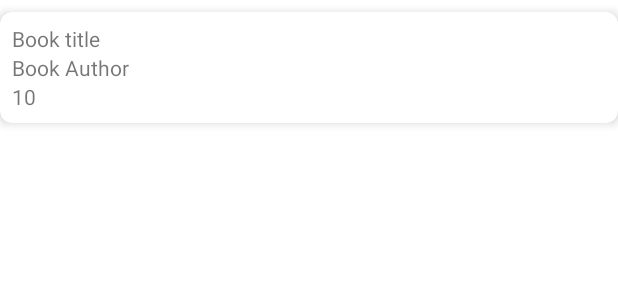
After one commit to Jankku/eino-android, an Android app: the layout item_book_list.xml on its own in the app's theme, with its tools: preview values and no code run, on a phone screen of 412 x 824 dp. The commit adds this screen. Shown: the top 300 px of the screen. Run offline under Robolectric (Android 15) with nearby library versions, the phone set to English and light mode, and no system bars.

Commit message:
feat: book list and book detail screens

```diff
--- a/app/src/main/java/com/jankku/eino/data/DataStoreManager.kt
+++ b/app/src/main/java/com/jankku/eino/data/DataStoreManager.kt
@@ -21,9 +21,9 @@ private val Context.dataStore by preferencesDataStore(DATASTORE_NAME)
 class DataStoreManager @Inject constructor(@ApplicationContext private val appContext: Context) {
     private val dataStore = appContext.dataStore
 
-    suspend fun getString(key: Preferences.Key<String>): String? {
+    suspend fun getString(key: Preferences.Key<String>): String {
         val preferences: Preferences = dataStore.data.first()
-        return preferences[key]
+        return preferences[key] ?: throw Exception("No value found")
     }
 
     suspend fun putString(key: Preferences.Key<String>, value: String) {
--- /dev/null
+++ b/app/src/main/res/layout/item_book_list.xml
@@ -0,0 +1,46 @@
+<?xml version="1.0" encoding="utf-8"?>
+
+
+<com.google.android.material.card.MaterialCardView xmlns:android="http://schemas.android.com/apk/res/android"
+    xmlns:app="http://schemas.android.com/apk/res-auto"
+    xmlns:tools="http://schemas.android.com/tools"
+    android:layout_width="match_parent"
+    android:layout_height="wrap_content"
+    android:layout_marginTop="@dimen/spacing_half"
+    app:cardCornerRadius="@dimen/card_corner_radius"
+    app:cardElevation="@dimen/card_elevation"
+    app:cardPreventCornerOverlap="false"
+    app:layout_constraintBottom_toBottomOf="parent"
+    app:layout_constraintEnd_toEndOf="parent"
+    app:layout_constraintStart_toStartOf="parent"
+    app:layout_constraintTop_toTopOf="parent">
+
+    <LinearLayout
+        android:id="@+id/llBookInfo"
+        android:layout_width="wrap_content"
+        android:layout_height="match_parent"
+        android:orientation="vertical"
+        android:padding="@dimen/spacing_half">
+
+        <TextView
+            android:id="@+id/tvBookTitle"
+            android:layout_width="match_parent"
+            android:layout_height="wrap_content"
+            tools:text="Book title" />
+
+        <TextView
+            android:id="@+id/tvBookAuthor"
+            android:layout_width="match_parent"
+            android:layout_height="wrap_content"
+            tools:text="Book Author" />
+
+        <TextView
+            android:id="@+id/tvBookScore"
+            android:layout_width="match_parent"
+            android:layout_height="wrap_content"
+            tools:text="10" />
+
+    </LinearLayout>
+
+
+</com.google.android.material.card.MaterialCardView>
--- a/app/src/main/res/values/dimens.xml
+++ b/app/src/main/res/values/dimens.xml
@@ -10,6 +10,6 @@
     <dimen name="spacing_3x">48dp</dimen>
     <dimen name="spacing_4x">64dp</dimen>
 
-    <dimen name="card_corner_radius">0dp</dimen>
-    <dimen name="card_elevation">0dp</dimen>
+    <dimen name="card_corner_radius">8dp</dimen>
+    <dimen name="card_elevation">4dp</dimen>
 </resources>
--- /dev/null
+++ b/app/src/main/res/values/ints.xml
@@ -0,0 +1,4 @@
+<?xml version="1.0" encoding="utf-8"?>
+<resources>
+    <integer name="rv_grid_columns">1</integer>
+</resources>
--- a/app/src/main/res/values/strings.xml
+++ b/app/src/main/res/values/strings.xml
@@ -6,7 +6,9 @@
     <string name="navigation_register_label">Register</string>
     <string name="navigation_login_label">Login</string>
     <string name="navigation_books_label">Books</string>
+    <string name="navigation_book_detail_label">Book</string>
     <string name="navigation_movies_label">Movies</string>
+    <string name="navigation_movie_detail_label">Movie</string>
     <string name="navigation_settings_label">Settings</string>
 
     <!-- Bottom navigation bar -->
```
Also changed, not shown: app/src/main/java/com/jankku/eino/ui/book/BookDetailFragment.kt (added, +42 -0 lines), app/src/main/java/com/jankku/eino/ui/book/BookListAdapter.kt (added, +47 -0 lines), app/src/main/java/com/jankku/eino/ui/book/BookListFragment.kt (+50 -0 lines), app/src/main/java/com/jankku/eino/ui/book/BookListViewModel.kt (added, +45 -0 lines), app/src/main/res/layout/fragment_book_detail.xml (added, +60 -0 lines), app/src/main/res/layout/fragment_book_list.xml (+33 -4 lines), app/src/main/res/navigation/app_graph.xml (+19 -1 lines).
